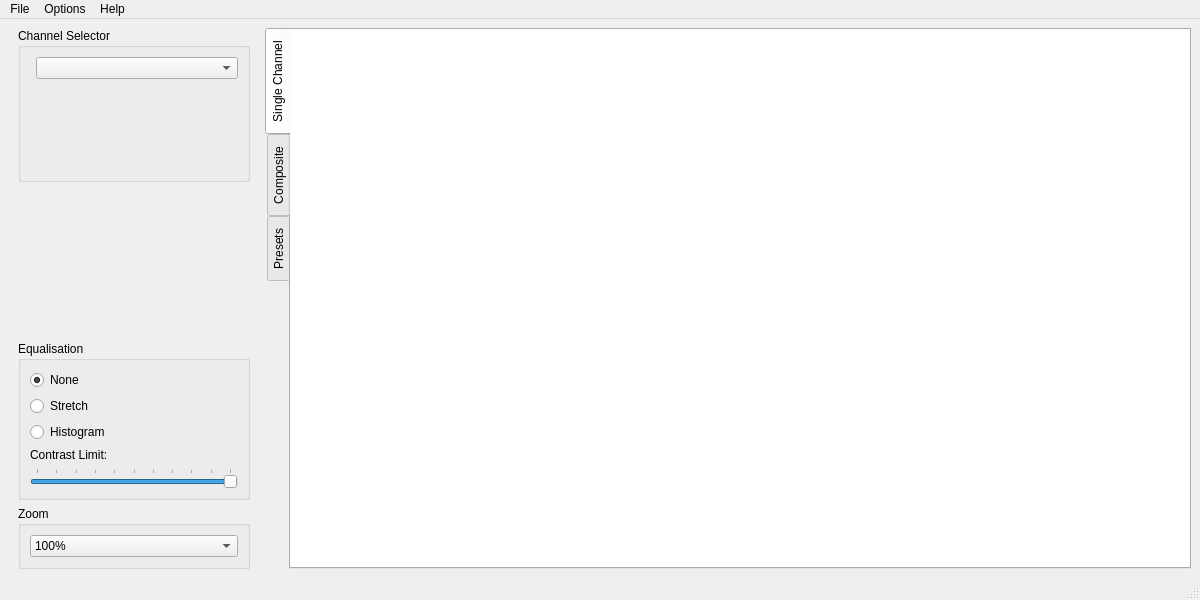
Old version of the form src/mainwindow.ui in the repository Xerbo/LeanHRPT-Decode.
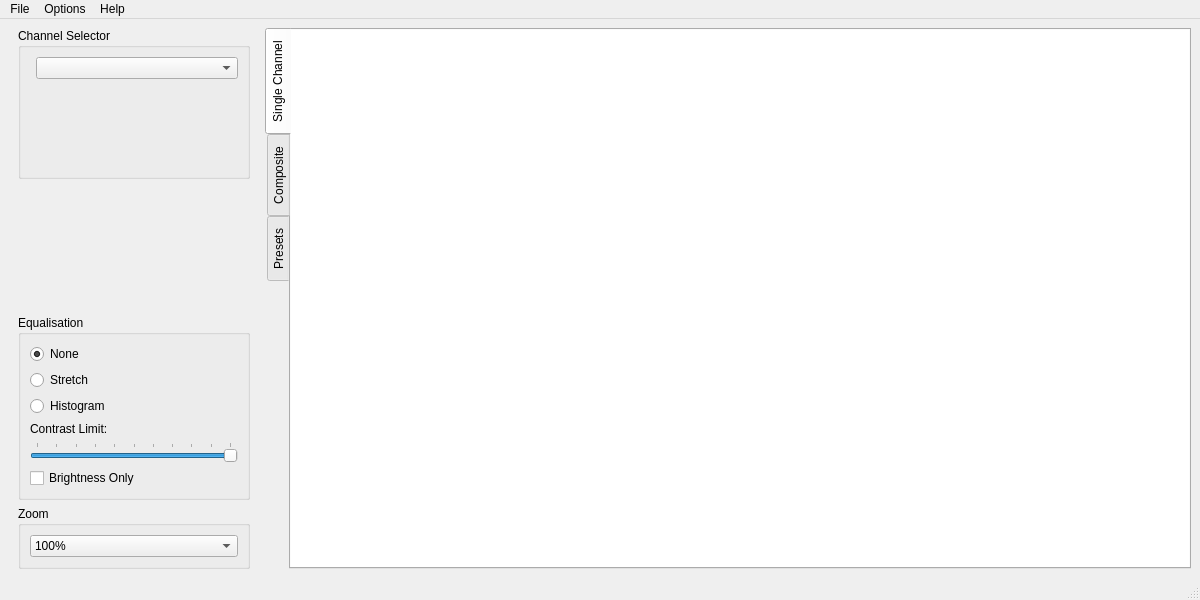
New version of the form. Icons and pictures are not drawn.

Commit message: Add "brightness only" equalisation Does not equalise all channels seperately, preserving color

The edit to the form file:
```diff
--- a/src/mainwindow.ui
+++ b/src/mainwindow.ui
@@ -290,6 +290,13 @@
             </property>
            </widget>
           </item>
+          <item>
+           <widget class="QCheckBox" name="brightnessOnly">
+            <property name="text">
+             <string>Brightness Only</string>
+            </property>
+           </widget>
+          </item>
          </layout>
         </widget>
        </item>
```
Left out of the diff: 2 changed lines with no effect on the pictures. The commit also changes 5 other files.
